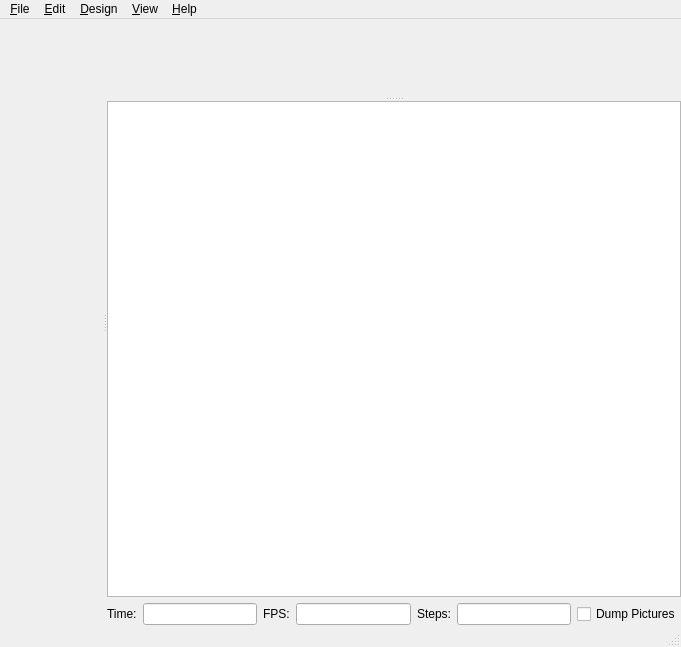
First picture: the form in src/MainWindow.ui, repository openscad/openscad, before the edit.
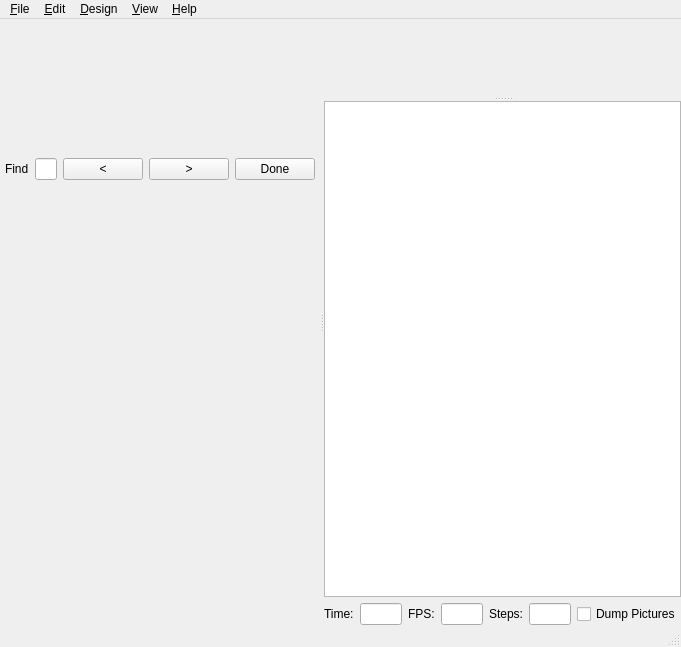
Second picture: the form after the edit. Custom widgets are drawn as their Qt base class.

Commit message:
Editor: Implemented simple Find functionality
Conflicts:
	src/MainWindow.h

```diff
--- a/src/MainWindow.ui
+++ b/src/MainWindow.ui
@@ -23,13 +23,86 @@
       <property name="orientation">
        <enum>Qt::Horizontal</enum>
       </property>
-      <widget class="Editor" name="editor" native="true">
-       <property name="font">
-        <font>
-         <family>Monaco</family>
-         <pointsize>8</pointsize>
-        </font>
-       </property>
+      <widget class="QWidget" name="editorlayoutwidget">
+       <layout class="QVBoxLayout" name="verticalLayout_2">
+        <item>
+         <widget class="QFrame" name="find_panel">
+          <property name="enabled">
+           <bool>true</bool>
+          </property>
+          <property name="sizePolicy">
+           <sizepolicy hsizetype="Preferred" vsizetype="Minimum">
+            <horstretch>0</horstretch>
+            <verstretch>0</verstretch>
+           </sizepolicy>
+          </property>
+          <property name="frameShape">
+           <enum>QFrame::NoFrame</enum>
+          </property>
+          <property name="frameShadow">
+           <enum>QFrame::Raised</enum>
+          </property>
+          <property name="lineWidth">
+           <number>0</number>
+          </property>
+          <layout class="QHBoxLayout" name="horizontalLayout">
+           <property name="leftMargin">
+            <number>5</number>
+           </property>
+           <property name="topMargin">
+            <number>0</number>
+           </property>
+           <property name="rightMargin">
+            <number>5</number>
+           </property>
+           <property name="bottomMargin">
+            <number>0</number>
+           </property>
+           <item>
+            <widget class="QLabel" name="label">
+             <property name="text">
+              <string>Find</string>
+             </property>
+            </widget>
+           </item>
+           <item>
+            <widget class="QLineEdit" name="findInputField"/>
+           </item>
+           <item>
+            <widget class="QPushButton" name="prevButton">
+             <property name="text">
+              <string>&lt;</string>
+             </property>
+            </widget>
+           </item>
+           <item>
+            <widget class="QPushButton" name="nextButton">
+             <property name="text">
+              <string>&gt;</string>
+             </property>
+            </widget>
+           </item>
+           <item>
+            <widget class="QPushButton" name="hideFindButton">
+             <property name="text">
+              <string>Done</string>
+             </property>
+            </widget>
+           </item>
+          </layout>
+         </widget>
+        </item>
+        <item>
+         <widget class="Editor" name="editor" native="true">
+          <property name="font">
+           <font>
+            <family>Monaco</family>
+            <pointsize>8</pointsize>
+           </font>
+          </property>
+         </widget>
+        </item>
+       </layout>
       </widget>
       <widget class="QWidget" name="layoutWidget">
        <layout class="QVBoxLayout" name="verticalLayout">
@@ -61,7 +134,16 @@
            <number>0</number>
           </property>
           <layout class="QHBoxLayout" name="horizontalLayout">
-           <property name="margin">
+           <property name="leftMargin">
+            <number>0</number>
+           </property>
+           <property name="topMargin">
+            <number>0</number>
+           </property>
+           <property name="rightMargin">
+            <number>0</number>
+           </property>
+           <property name="bottomMargin">
             <number>0</number>
            </property>
            <item>
```
Left out of the diff: 48 changed lines with no effect on the pictures. The commit also changes 2 other files.
